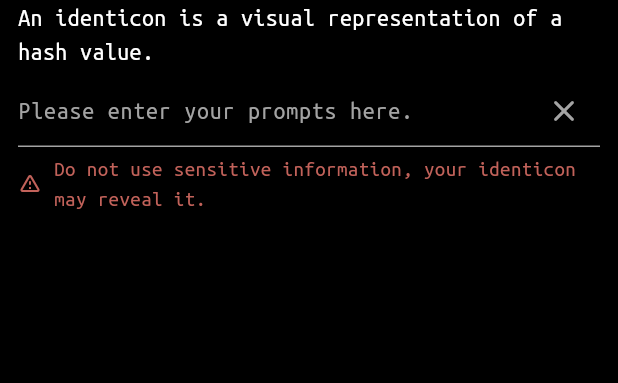
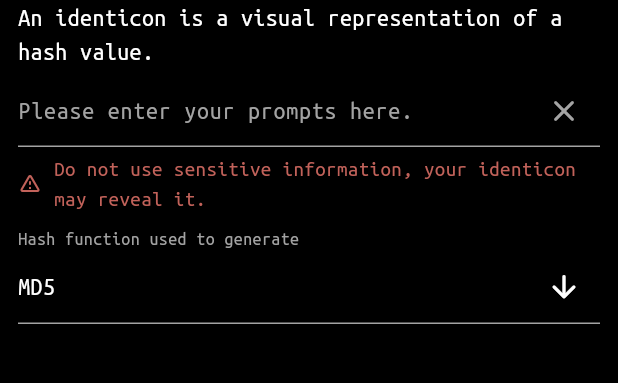
Before and after one commit to wentaoli-cn/identicon_generator, a Flutter app: the screen it shows after launch, on a phone screen of 412 x 824 dp, the part 84-467 px from its top. Run offline on Flutter 3.47's test engine with Material 3 defaults, Android fonts, the phone set to English and light mode, and no system bars; our stand-ins replace bloc, equatable, flutter_bloc, get_it, go_router, lottie.

Commit message:
Add a hash function picker to the home screen and improve the text displayed on it

```diff
--- a/lib/ui/app.dart
+++ b/lib/ui/app.dart
@@ -1,10 +1,12 @@
 import 'package:flutter/material.dart';
 import 'package:flutter/services.dart';
+import 'package:flutter_bloc/flutter_bloc.dart';
 import 'package:flutter_localizations/flutter_localizations.dart';
 import 'package:identicon_generator/ui/res/color.dart';
 import 'package:identicon_generator/ui/res/route.dart';
 import 'package:identicon_generator/ui/res/string/generated/l10n.dart';
 import 'package:identicon_generator/ui/res/style.dart';
+import 'package:identicon_generator/ui/screens/home/bloc/home_bloc.dart';
 
 class App extends StatelessWidget {
   const App({super.key});
@@ -13,7 +15,9 @@ class App extends StatelessWidget {
   Widget build(BuildContext context) {
     _initApp();
 
-    return MaterialApp.router(
+    return BlocProvider(
+      create: (_) => HomeBloc(),
+      child: MaterialApp.router(
         routerConfig: router,
         theme: appTheme,
         localizationsDelegates: const [
@@ -32,6 +36,7 @@ class App extends StatelessWidget {
           }
           return supportedLocales.first;
         },
+      ),
     );
   }
 
--- a/lib/ui/res/string/intl_en.arb
+++ b/lib/ui/res/string/intl_en.arb
@@ -3,5 +3,6 @@
   "appName": "Identicon Generator",
   "homeExplanation": "An identicon is a visual representation of a hash value.",
   "homePromptsHint": "Please enter your prompts here.",
-  "homePromptsHelper": "Do not use sensitive information, your identicon may reveal it."
+  "homePromptsHelper": "Do not use sensitive information, your identicon may reveal it.",
+  "homeHashFunctionHelper": "Hash function used to generate"
 }
--- a/lib/ui/res/string/intl_zh_Hans.arb
+++ b/lib/ui/res/string/intl_zh_Hans.arb
@@ -1,7 +1,8 @@
 {
   "@@locale": "zh_Hans",
   "appName": "Identicon 生成器",
-  "homeExplanation": "Identicon 是哈希值的可视化表示。",
+  "homeExplanation": "Identicon 是哈希值的一种可视化表示。",
   "homePromptsHint": "请在此处输入你的信息。",
-  "homePromptsHelper": "请勿使用敏感信息, 你的 Identicon 可能会泄露它。"
+  "homePromptsHelper": "请勿使用敏感信息, 你的 Identicon 可能会泄露它。",
+  "homeHashFunctionHelper": "用于生成的哈希算法"
 }
--- a/lib/ui/res/style.dart
+++ b/lib/ui/res/style.dart
@@ -3,6 +3,12 @@ import 'color.dart';
 import 'font/font.dart';
 
 class TextStylez {
+  static const regular12 = TextStyle(
+    color: Colorz.white,
+    fontSize: 12.0,
+    fontWeight: FontWeight.w400,
+  );
+
   static const regular14 = TextStyle(
     color: Colorz.white,
     fontSize: 14.0,
--- a/lib/ui/screens/home/home_screen.dart
+++ b/lib/ui/screens/home/home_screen.dart
@@ -14,12 +14,9 @@ class HomeScreen extends StatelessWidget {
   const HomeScreen({super.key});
 
   @override
-  Widget build(BuildContext context) => BlocProvider(
-        create: (_) => HomeBloc(),
-        child: const Scaffold(
-          appBar: _AppBar(),
-          body: _Body(),
-        ),
+  Widget build(BuildContext context) => const Scaffold(
+        appBar: _AppBar(),
+        body: _Body(),
       );
 }
 
@@ -53,6 +50,7 @@ class _Body extends StatelessWidget {
             SizedBox(height: 4.0),
             _PromptsTextField(),
             SizedBox(height: 8.0),
+            _HashFunctionPicker(),
             // TODO: Implement it.
           ],
         ),
--- a/lib/ui/screens/home/widget/complex.dart
+++ b/lib/ui/screens/home/widget/complex.dart
@@ -74,3 +74,164 @@ class _PromptsTextFieldState extends State<_PromptsTextField> {
     super.dispose();
   }
 }
+
+class _HashFunctionPicker extends StatefulWidget {
+  const _HashFunctionPicker();
+
+  @override
+  State<_HashFunctionPicker> createState() => _HashFunctionPickerState();
+}
+
+class _HashFunctionPickerState extends State<_HashFunctionPicker> {
+  bool _isExpanded = false;
+  OverlayEntry _overlayEntry =
+      OverlayEntry(builder: (_) => const SizedBox.shrink());
+
+  @override
+  Widget build(BuildContext context) => BlocBuilder<HomeBloc, HomeState>(
+        builder: (context, state) => GestureDetector(
+          onTap: () {
+            setState(() {
+              _isExpanded = !_isExpanded;
+            });
+            if (_isExpanded) {
+              _showMenu(selectedHashFunction: state.hashFunction);
+            } else {
+              _dismissMenu();
+            }
+          },
+          behavior: HitTestBehavior.translucent,
+          child: Column(
+            mainAxisSize: MainAxisSize.min,
+            crossAxisAlignment: CrossAxisAlignment.start,
+            children: [
+              Text(
+                S.current.homeHashFunctionHelper,
+                style: TextStylez.regular12.copyWith(color: Colorz.darkGray),
+              ),
+              Row(
+                children: [
+                  Expanded(
+                    child: Text(
+                      state.hashFunction.name,
+                      style: TextStylez.regular16,
+                    ),
+                  ),
+                  SizedBox.square(
+                    dimension: 48.0,
+                    child: Icon(
+                      _isExpanded
+                          ? Icons.arrow_upward_rounded
+                          : Icons.arrow_downward_rounded,
+                      size: 24.0,
+                      color: Colorz.white,
+                    ),
+                  )
+                ],
+              ),
+              Divider(
+                height: 1.0,
+                thickness: 1.0,
+                color: _isExpanded ? Colorz.white : Colorz.darkGray,
+              ),
+            ],
+          ),
+        ),
+      );
+
+  @override
+  void dispose() {
+    _overlayEntry.dispose();
+    super.dispose();
+  }
+
+  void _showMenu({required SupportedHashFunction selectedHashFunction}) {
+    final anchor = context.findRenderObject() as RenderBox;
+    final anchorSize = anchor.size;
+    final location = anchor.localToGlobal(Offset.zero);
+    final deviceSize = MediaQuery.of(context).size;
+
+    setState(
+      () {
+        _overlayEntry = OverlayEntry(
+          builder: (context) => Stack(
+            children: [
+              GestureDetector(
+                onTap: () {
+                  _dismissMenu();
+                },
+                child: Container(
+                  color: Colorz.transparent,
+                  width: deviceSize.width,
+                  height: deviceSize.height,
+                ),
+              ),
+              Positioned(
+                left: location.dx,
+                top: location.dy + anchorSize.height + 4.0,
+                child: Material(
+                  color: Colorz.transparent,
+                  child: IntrinsicHeight(
+                    child: ClipRRect(
+                      borderRadius:
+                          const BorderRadius.all(Radius.circular(6.0)),
+                      child: ColoredBox(
+                        color: Colorz.darkGray,
+                        child: Column(
+                          mainAxisSize: MainAxisSize.min,
+                          children: SupportedHashFunction.values
+                              .map<Widget>(
+                                (value) => _menuItem(
+                                  value: value,
+                                  isSelected: value == selectedHashFunction,
+                                  onTap: () {
+                                    _dismissMenu();
+                                    context
+                                        .read<HomeBloc>()
+                                        .add(HomeHashFunctionChanged(
+                                          hashFunction: value,
+                                        ));
+                                  },
+                                ),
+                              )
+                              .toList(),
+                        ),
+                      ),
+                    ),
+                  ),
+                ),
+              ),
+            ],
+          ),
+        );
+      },
+    );
+    Overlay.of(context).insert(_overlayEntry);
+  }
+
+  void _dismissMenu() {
+    _overlayEntry.remove();
+    setState(() {
+      _isExpanded = false;
+    });
+  }
+
+  Widget _menuItem({
+    required SupportedHashFunction value,
+    required bool isSelected,
+    VoidCallback? onTap,
+  }) =>
+      GestureDetector(
+        onTap: onTap,
+        behavior: HitTestBehavior.translucent,
+        child: Container(
+          padding: const EdgeInsets.all(8.0),
+          color: isSelected ? Colorz.lightYellow : null,
+          width: MediaQuery.of(context).size.width - 12.0 * 2,
+          child: Text(
+            value.name,
+            style: TextStylez.regular16.copyWith(color: Colorz.khaki),
+          ),
+        ),
+      );
+}
```
Also changed, not shown: lib/ui/res/string/generated/intl/messages_en.dart, lib/ui/res/string/generated/intl/messages_zh_Hans.dart, lib/ui/res/string/generated/l10n.dart. Lines whose indentation alone changed are shown as unchanged.
